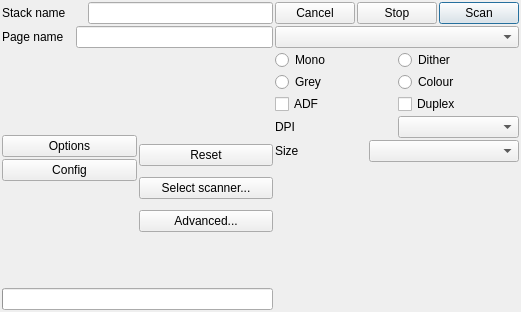
Qt form pscan.ui (sjg20/paperman) before a commit.
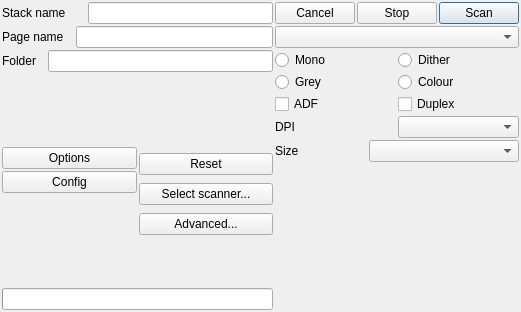
The same form after that commit. Custom widgets are drawn as their Qt base class.

Commit message:
pscan: Add a new field for the folder name
This will eventually allow folder selection more quickly than clicking
the folder view. It will allow the user to select a partial name.

The edit to the form file:
```diff
--- a/pscan.ui
+++ b/pscan.ui
@@ -18,7 +18,7 @@
   <property name="windowIconText">
    <string> df</string>
   </property>
-  <layout class="QHBoxLayout" name="horizontalLayout_2">
+  <layout class="QHBoxLayout" name="horizontalLayout_3">
    <item>
     <layout class="QVBoxLayout">
      <item>
@@ -95,6 +95,40 @@
        </item>
       </layout>
      </item>
+     <item>
+      <layout class="QHBoxLayout" name="horizontalLayout_2">
+       <item>
+        <widget class="QLabel" name="testLabel">
+         <property name="text">
+          <string>Folder</string>
+         </property>
+        </widget>
+       </item>
+       <item>
+        <spacer name="horizontalSpacer">
+         <property name="orientation">
+          <enum>Qt::Horizontal</enum>
+         </property>
+         <property name="sizeType">
+          <enum>QSizePolicy::Minimum</enum>
+         </property>
+         <property name="sizeHint" stdset="0">
+          <size>
+           <width>10</width>
+           <height>20</height>
+          </size>
+         </property>
+        </spacer>
+       </item>
+       <item>
+        <widget class="QLineEdit" name="folderName">
+         <property name="toolTip">
+          <string>Type here to interactively search for folders</string>
+         </property>
+        </widget>
+       </item>
+      </layout>
+     </item>
      <item>
       <spacer>
        <property name="orientation">
```
